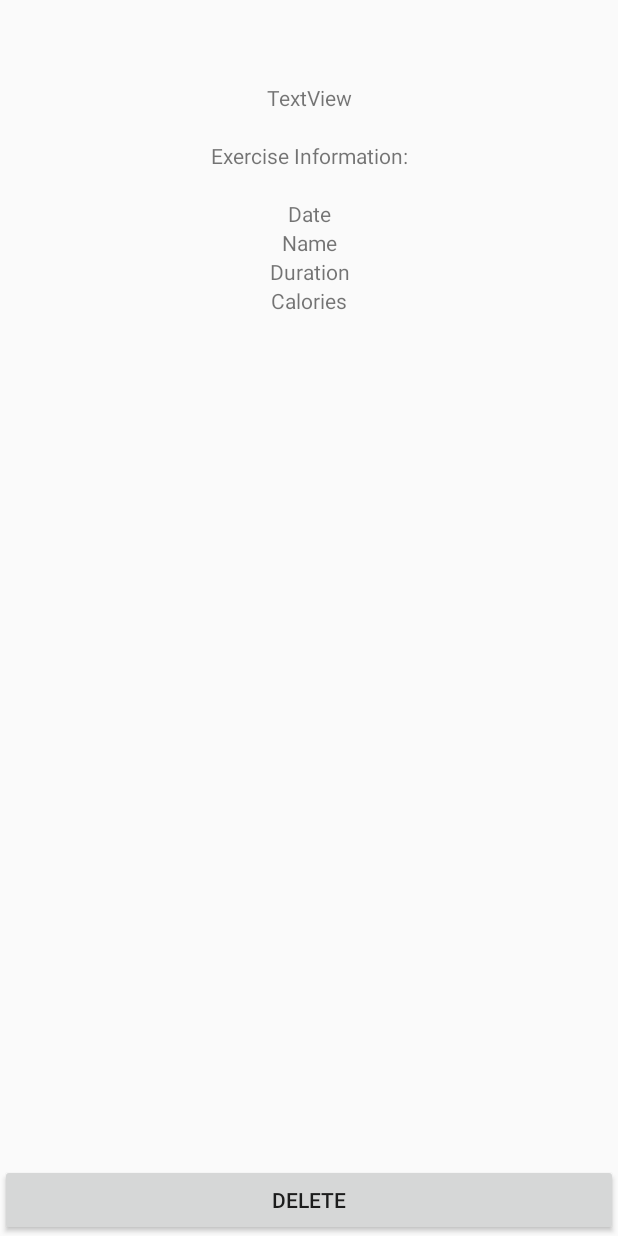
After one commit to jschmuland/AndroidGroupProject, an Android app: the layout exercise_message_fragment.xml on its own in the app's theme, with its tools: preview values and no code run, on a phone screen of 412 x 824 dp. The commit adds this screen. Run offline under Robolectric (Android 15) with nearby library versions, the phone set to English and light mode, and no system bars.

Commit message:
Exercise Bonus 2.1. V. 2 Fragment phone

```diff
--- /dev/null
+++ b/app/src/main/res/layout/exercise_message_fragment.xml
@@ -0,0 +1,80 @@
+<?xml version="1.0" encoding="utf-8"?>
+<RelativeLayout xmlns:android="http://schemas.android.com/apk/res/android"
+    xmlns:app="http://schemas.android.com/apk/res-auto"
+    android:layout_width="match_parent"
+    android:layout_height="wrap_content"
+    android:orientation="vertical">
+
+<LinearLayout
+    android:layout_width="match_parent"
+    android:layout_height="wrap_content"
+    android:orientation="vertical"
+    android:layout_marginTop="55dp"
+    android:layout_alignParentTop="true"
+    android:layout_alignParentEnd="true">
+
+    <TextView
+        android:id="@+id/exerciseRowIDFragment"
+        android:layout_width="match_parent"
+        android:layout_height="wrap_content"
+        android:gravity="center"
+        android:text="TextView" />
+
+    <TextView
+        android:id="@+id/textViewEmpty"
+        android:layout_width="match_parent"
+        android:layout_height="wrap_content"/>
+
+    <TextView
+        android:id="@+id/exerciseRowInfoFragment"
+        android:layout_width="match_parent"
+        android:layout_height="wrap_content"
+        android:gravity="center"
+        android:text="Exercise Information:" />
+
+    <TextView
+        android:id="@+id/textViewEmpty2"
+        android:layout_width="match_parent"
+        android:layout_height="wrap_content"
+         />
+
+    <TextView
+        android:id="@+id/exerciseRowDateFragment"
+        android:layout_width="match_parent"
+        android:layout_height="wrap_content"
+        android:gravity="center"
+        android:text="Date"/>
+
+    <TextView
+        android:id="@+id/exerciseRowNameFragment"
+        android:layout_width="match_parent"
+        android:layout_height="wrap_content"
+        android:gravity="center"
+        android:text="Name"/>
+
+    <TextView
+        android:id="@+id/exerciseRowDurationFragment"
+        android:layout_width="match_parent"
+        android:layout_height="wrap_content"
+        android:gravity="center"
+        android:text="Duration"/>
+
+
+    <TextView
+        android:id="@+id/exerciseRowCaloriesFragment"
+        android:layout_width="match_parent"
+        android:layout_height="wrap_content"
+        android:gravity="center"
+        android:text="Calories"/>
+
+</LinearLayout>
+
+    <Button
+        android:id="@+id/button"
+        android:layout_width="match_parent"
+        android:layout_height="wrap_content"
+        android:text="Delete"
+        android:layout_alignParentBottom="true"
+        android:layout_alignParentStart="true"
+        android:layout_marginBottom="46dp" />
+</RelativeLayout>
```
Also changed, not shown: app/src/main/java/comjschmulandandroidgroupproject/httpsgithub/androidgroupproject/support/ExerciseFragment.java (+14 -10 lines), app/src/main/java/comjschmulandandroidgroupproject/httpsgithub/androidgroupproject/support/Exercise_info_class.java (+7 -5 lines).
